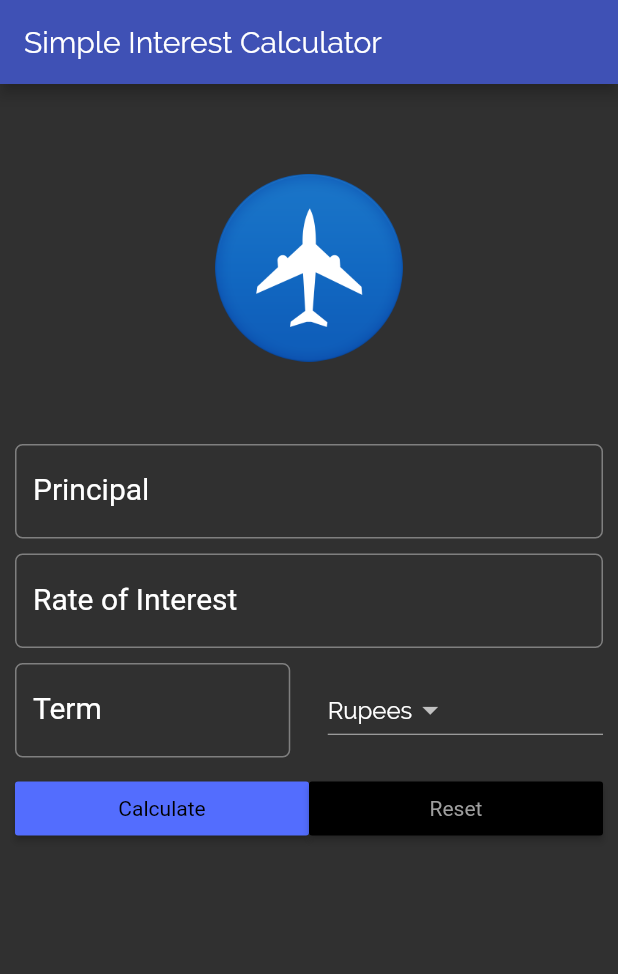
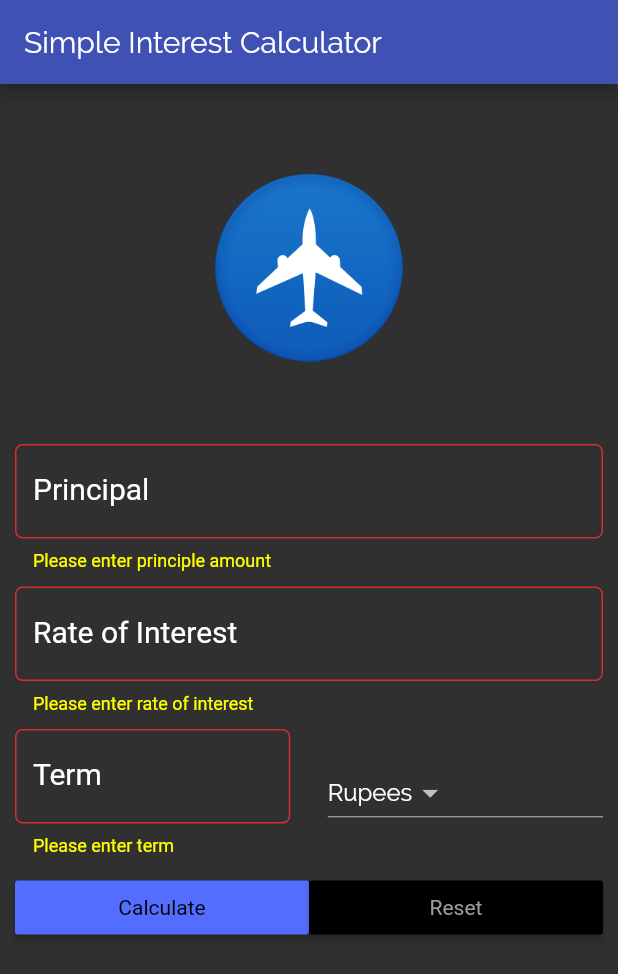
Before and after one commit to ambiwakchaure/flutter_app, a Flutter app: the screen it shows after launch, after a tap on "Calculate", on a phone screen of 412 x 824 dp. Shown: the top 974 px of the screen. Run offline on Flutter 3.47's test engine with Material 2 defaults, Android fonts, the phone set to English and light mode, and no system bars.

Commit message:
simple interest calculator

```diff
--- a/lib/main.dart
+++ b/lib/main.dart
@@ -23,19 +23,18 @@ class SIForm extends StatefulWidget {
 class _SIFormState extends State<SIForm> {
   var _currencies = ["Rupees", "Dollar", "Pounds", "Other"];
   final _minimumPAdding = 5.0;
-
   var _currentItemSelected = '';
   var _displayResult = '';
+  var _formKey = GlobalKey<FormState>();
+  TextEditingController principleController = TextEditingController();
+  TextEditingController roiController = TextEditingController();
+  TextEditingController termController = TextEditingController();
 
   @override
   void initState() {
     super.initState();
     _currentItemSelected = _currencies[0];
   }
-
-  TextEditingController principleController = TextEditingController();
-  TextEditingController roiController = TextEditingController();
-  TextEditingController termController = TextEditingController();
 
   @override
   Widget build(BuildContext context) {
@@ -46,38 +45,58 @@ class _SIFormState extends State<SIForm> {
         title: Text("Simple Interest Calculator",
             style: TextStyle(fontFamily: 'Raleway')),
       ),
-      body: Container(
-        margin: EdgeInsets.all(_minimumPAdding * 2),
+      body: Form(
+        key: _formKey,
+        child: Padding(
+            padding: EdgeInsets.all(_minimumPAdding * 2),
             child: ListView(
               children: <Widget>[
                 getImageAsset(),
                 Padding(
                     padding: EdgeInsets.only(
                         top: _minimumPAdding, bottom: _minimumPAdding),
-                child: TextField(
+                    child: TextFormField(
                       keyboardType: TextInputType.number,
                       style: textStyle,
                       controller: principleController,
+                      validator: (String value) {
+                        if (value.isEmpty)
+                          return "Please enter principle amount";
+                        else if (!isNumeric(value))
+                          return "Invalid Principle amount";
+                      },
                       decoration: InputDecoration(
                           labelText: 'Principal',
                           labelStyle: textStyle,
                           hintText: 'Enter Principal e.g. 12000',
                           hintStyle: TextStyle(fontFamily: 'Raleway'),
+                          errorStyle: TextStyle(color: Colors.yellowAccent
+                              //fontSize: 15.0
+                              ),
                           border: OutlineInputBorder(
                               borderRadius: BorderRadius.circular(5.0))),
                     )),
                 Padding(
                     padding: EdgeInsets.only(
                         top: _minimumPAdding, bottom: _minimumPAdding),
-                child: TextField(
+                    child: TextFormField(
                       keyboardType: TextInputType.number,
                       style: textStyle,
                       controller: roiController,
+                      validator: (String value) {
+                        if (value.isEmpty)
+                          return "Please enter rate of interest";
+                        else if (!isNumeric(value))
+                          return "Invalid rate of interest";
+                      },
                       decoration: InputDecoration(
                           labelText: 'Rate of Interest',
                           labelStyle: textStyle,
                           hintText: 'In percent',
                           hintStyle: TextStyle(fontFamily: 'Raleway'),
+                          errorStyle: TextStyle(color: Colors.yellowAccent
+                              //fontSize: 15.0
+                              ),
                           border: OutlineInputBorder(
                               borderRadius: BorderRadius.circular(5.0))),
                     )),
@@ -87,15 +106,23 @@ class _SIFormState extends State<SIForm> {
                     child: Row(
                       children: <Widget>[
                         Expanded(
-                        child: TextField(
+                            child: TextFormField(
                           keyboardType: TextInputType.number,
                           style: textStyle,
                           controller: termController,
+                          validator: (String value) {
+                            if (value.isEmpty)
+                              return "Please enter term";
+                            else if (!isNumeric(value)) return "Invalid term";
+                          },
                           decoration: InputDecoration(
                               labelText: 'Term',
                               labelStyle: textStyle,
                               hintText: 'Time in years',
                               hintStyle: TextStyle(fontFamily: 'Raleway'),
+                              errorStyle: TextStyle(color: Colors.yellowAccent
+                                  //fontSize: 15.0
+                                  ),
                               border: OutlineInputBorder(
                                   borderRadius: BorderRadius.circular(5.0))),
                         )),
@@ -132,7 +159,9 @@ class _SIFormState extends State<SIForm> {
                             ),
                             onPressed: () {
                               setState(() {
-                            this._displayResult = _calculateTotalReturns();
+                                if (_formKey.currentState.validate())
+                                  this._displayResult =
+                                      _calculateTotalReturns();
                               });
                             },
                           ),
@@ -158,7 +187,7 @@ class _SIFormState extends State<SIForm> {
                       style: TextStyle(fontFamily: 'Raleway')),
                 )
               ],
-        ),
+            )),
       ),
     );
   }
@@ -195,4 +224,11 @@ class _SIFormState extends State<SIForm> {
     _displayResult = '';
     _currentItemSelected = _currencies[0];
   }
+
+  bool isNumeric(String s) {
+    if (s == null) {
+      return false;
     }
+    return double.parse(s, (e) => null) != null;
+  }
+}
```
Lines whose indentation alone changed are shown as unchanged.
